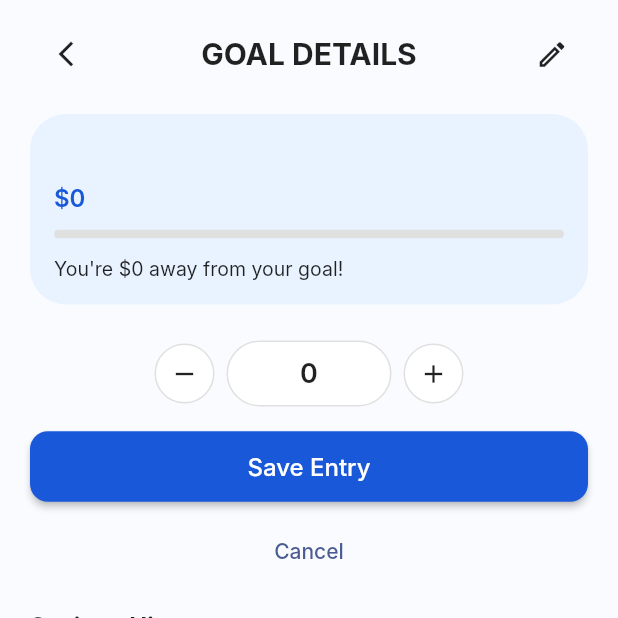
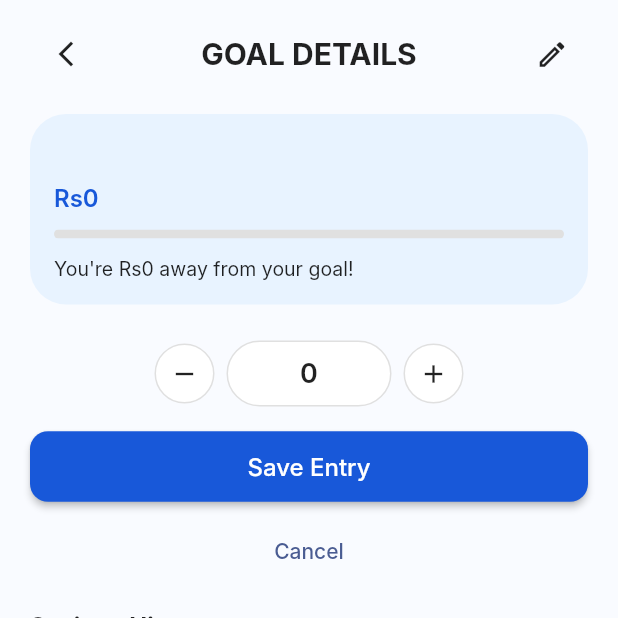
Before and after one commit to apekshaaw/spendsense_frontend, a Flutter app: the GoalDetailsView screen opened by its route, on a phone screen of 412 x 824 dp, the top half of it. Run offline on Flutter 3.47's test engine with Material 3 defaults, Android fonts, the phone set to English and light mode, and no system bars; our stand-ins replace flutter_bloc, image_picker, shared_preferences; accounts and stored records are empty; network calls fail; Roboto replaces fonts that are missing (Inter).

```diff
--- a/lib/features/home/presentation/view/goal_details_view.dart
+++ b/lib/features/home/presentation/view/goal_details_view.dart
@@ -276,7 +276,7 @@ class _GoalDetailsViewState extends State<GoalDetailsView> {
                     ),
                     const SizedBox(height: 8),
                     Text(
-                      '\$${_targetAmount.toStringAsFixed(0)}',
+                      'Rs${_targetAmount.toStringAsFixed(0)}',
                       style: TextStyle(
                         fontSize: 16,
                         fontWeight: FontWeight.w600,
@@ -296,7 +296,7 @@ class _GoalDetailsViewState extends State<GoalDetailsView> {
                     ),
                     const SizedBox(height: 12),
                     Text(
-                      "You're \$${_amountAway.toStringAsFixed(0)} away from your goal!",
+                      "You're Rs${_amountAway.toStringAsFixed(0)} away from your goal!",
                       style: const TextStyle(fontSize: 13),
                     ),
                   ],
```
